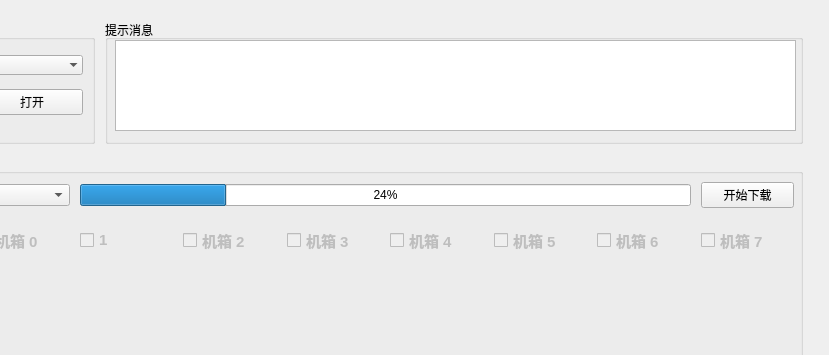
chenzhipeng-hqu/python, file ProgramUpdate.ui: the form before one commit; both pictures show x 168 to 997 and y 0 to 355 of the 997 by 668 pixel window.
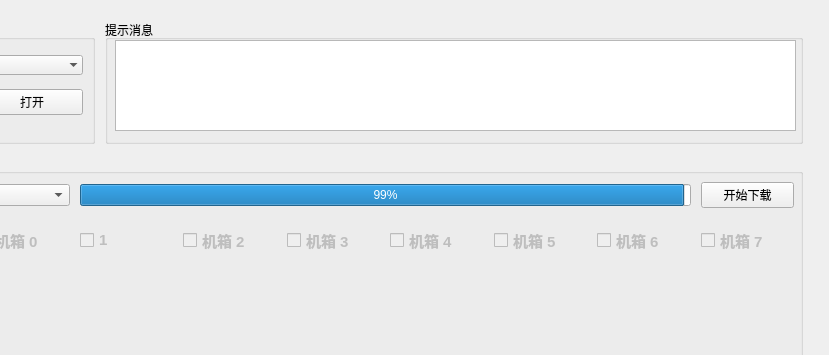
The form after the commit.

What changed in the file:
```diff
--- a/ProgramUpdate.ui
+++ b/ProgramUpdate.ui
@@ -11,9 +11,9 @@
    </rect>
   </property>
   <property name="sizePolicy">
-   <sizepolicy hsizetype="Preferred" vsizetype="Preferred">
-    <horstretch>2</horstretch>
-    <verstretch>2</verstretch>
+   <sizepolicy hsizetype="Maximum" vsizetype="Maximum">
+    <horstretch>5</horstretch>
+    <verstretch>5</verstretch>
    </sizepolicy>
   </property>
   <property name="cursor">
@@ -507,7 +507,7 @@
         <item row="0" column="2" colspan="6">
          <widget class="QProgressBar" name="Progress_bar">
           <property name="value">
-           <number>24</number>
+           <number>99</number>
           </property>
          </widget>
         </item>
```
Left out of the diff: 60 changed lines with no effect on the pictures.
